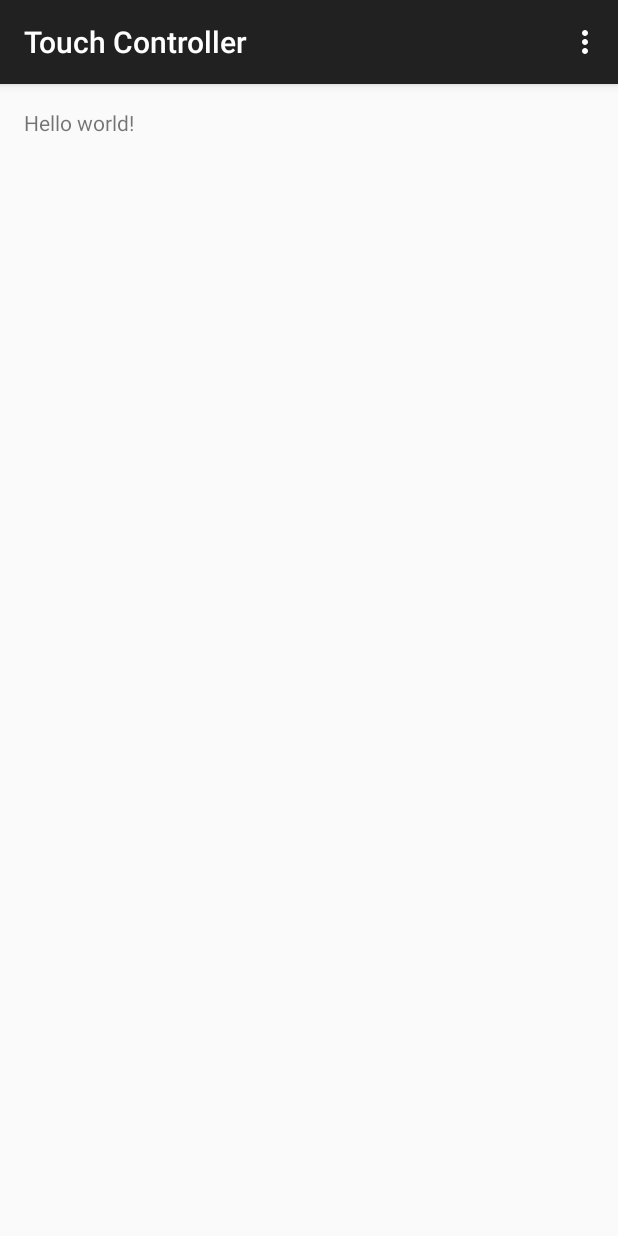
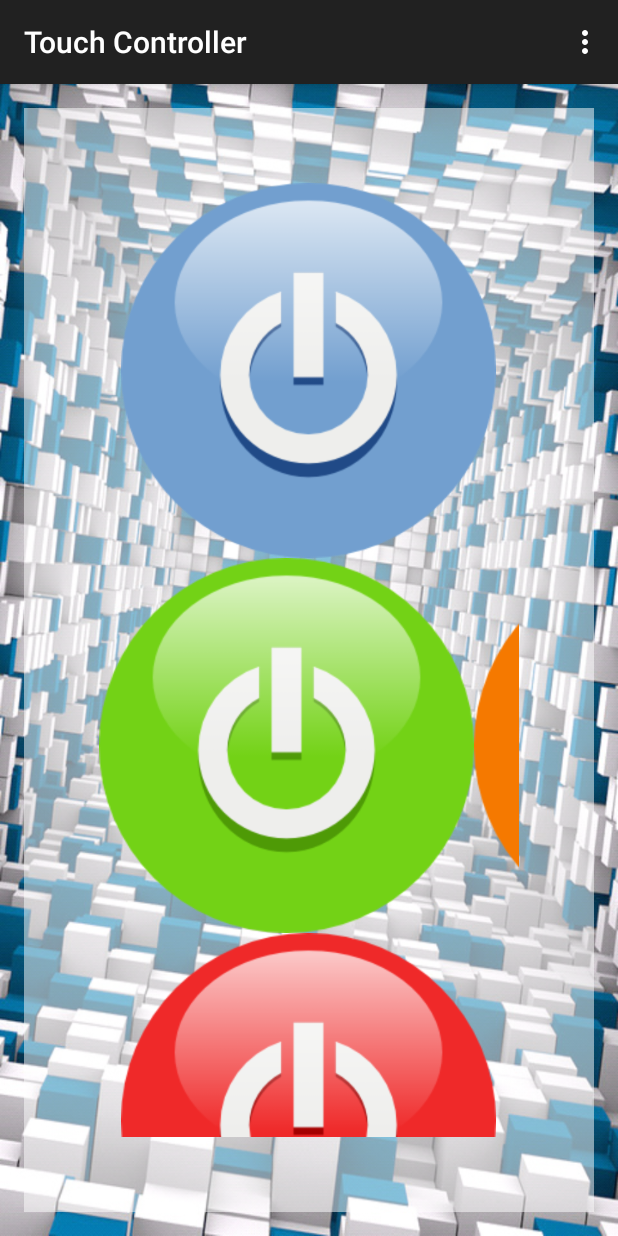
Before and after one commit to masterUNG/TouchControllerITED, an Android app: the screen it shows after launch (MainActivity), on a phone screen of 412 x 824 dp. Run offline under Robolectric (Android 15) with nearby library versions, the phone set to English and light mode, and no system bars.

Commit message:
ออกแบบเสร็จ

```diff
--- a/app/src/main/java/appewtc/masterung/touchcontroller/MainActivity.java
+++ b/app/src/main/java/appewtc/masterung/touchcontroller/MainActivity.java
@@ -4,13 +4,32 @@ import android.support.v7.app.AppCompatActivity;
 import android.os.Bundle;
 import android.view.Menu;
 import android.view.MenuItem;
+import android.widget.ImageView;
 
 public class MainActivity extends AppCompatActivity {
+
+    //Explicit
+    private ImageView topImageView, leftImageView,
+            rightImageView, buttonImageView;
+
 
     @Override
     protected void onCreate(Bundle savedInstanceState) {
         super.onCreate(savedInstanceState);
         setContentView(R.layout.activity_main);
+
+        //Bind Widget
+        bindWidget();
+
+    }   // onCreate
+
+    private void bindWidget() {
+
+        topImageView = (ImageView) findViewById(R.id.imvTop);
+        leftImageView = (ImageView) findViewById(R.id.imvleft);
+        rightImageView = (ImageView) findViewById(R.id.imvRight);
+        buttonImageView = (ImageView) findViewById(R.id.imvButton);
+
     }
 
     @Override
@@ -34,4 +53,4 @@ public class MainActivity extends AppCompatActivity {
 
         return super.onOptionsItemSelected(item);
     }
-}
+}   //Main Class
--- a/app/src/main/res/layout/activity_main.xml
+++ b/app/src/main/res/layout/activity_main.xml
@@ -3,9 +3,47 @@
     android:layout_height="match_parent" android:paddingLeft="@dimen/activity_horizontal_margin"
     android:paddingRight="@dimen/activity_horizontal_margin"
     android:paddingTop="@dimen/activity_vertical_margin"
-    android:paddingBottom="@dimen/activity_vertical_margin" tools:context=".MainActivity">
+    android:paddingBottom="@dimen/activity_vertical_margin" tools:context=".MainActivity"
+    android:background="@drawable/bg5">
 
-    <TextView android:text="@string/hello_world" android:layout_width="wrap_content"
-        android:layout_height="wrap_content" />
+    <LinearLayout
+        android:orientation="vertical"
+        android:layout_width="600dp"
+        android:layout_height="wrap_content"
+        android:layout_centerInParent="true"
+        android:background="#82ffffff"
+        android:padding="50dp">
 
+        <ImageView
+            android:layout_width="@dimen/rang1"
+            android:layout_height="@dimen/rang1"
+            android:id="@+id/imvTop"
+            android:src="@drawable/blue"
+            android:layout_gravity="center_horizontal" />
+
+        <LinearLayout
+            android:orientation="horizontal"
+            android:layout_width="match_parent"
+            android:layout_height="match_parent">
+
+            <ImageView
+                android:layout_width="@dimen/rang1"
+                android:layout_height="@dimen/rang1"
+                android:id="@+id/imvleft"
+                android:src="@drawable/green" />
+
+            <ImageView
+                android:layout_width="@dimen/rang1"
+                android:layout_height="@dimen/rang1"
+                android:id="@+id/imvRight"
+                android:src="@drawable/orange" />
+        </LinearLayout>
+
+        <ImageView
+            android:layout_width="@dimen/rang1"
+            android:layout_height="@dimen/rang1"
+            android:id="@+id/imvButton"
+            android:layout_gravity="center_horizontal"
+            android:src="@drawable/red" />
+    </LinearLayout>
 </RelativeLayout>
--- a/app/src/main/res/values/dimens.xml
+++ b/app/src/main/res/values/dimens.xml
@@ -2,4 +2,5 @@
     <!-- Default screen margins, per the Android Design guidelines. -->
     <dimen name="activity_horizontal_margin">16dp</dimen>
     <dimen name="activity_vertical_margin">16dp</dimen>
+    <dimen name="rang1">250dp</dimen>
 </resources>
```
Also changed, not shown: app/src/main/res/drawable/bg5.png (added), app/src/main/res/drawable/blue.png (added), app/src/main/res/drawable/green.png (added), app/src/main/res/drawable/orange.png (added), app/src/main/res/drawable/red.png (added).
